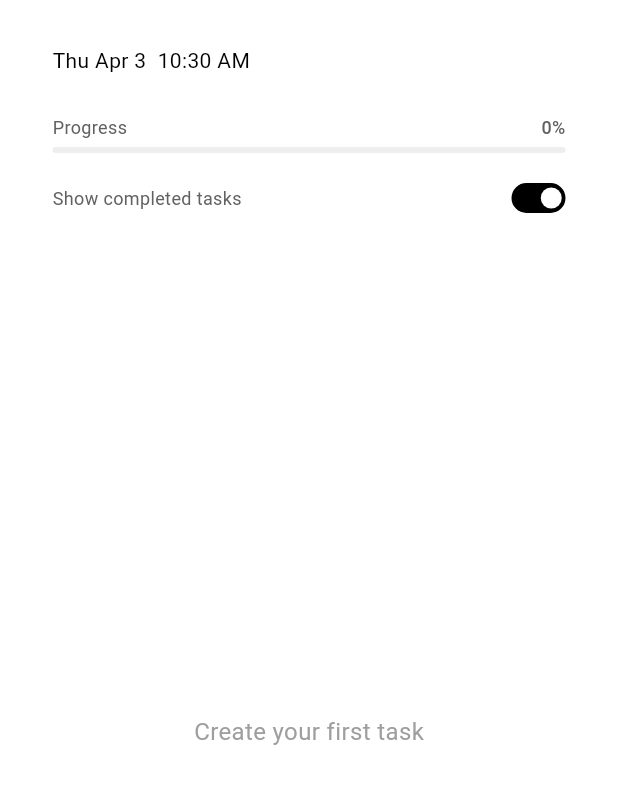
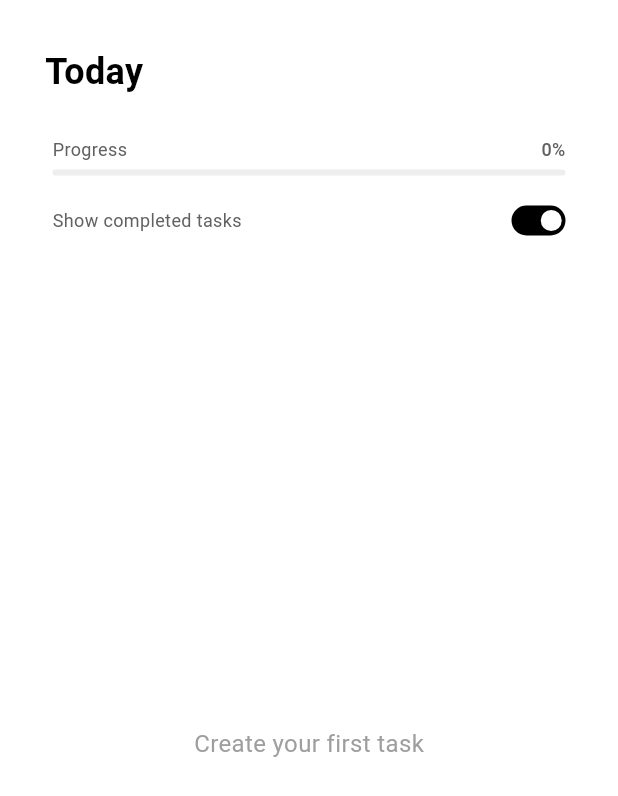
Before and after one commit to phinoda/Nook, a Flutter app: the screen it shows after launch, on a phone screen of 412 x 824 dp. Shown: the top 796 px of the screen. Run offline on Flutter 3.47's test engine with Material 3 defaults, Android fonts, the phone set to English and light mode, and no system bars; our stand-ins replace shared_preferences.

Commit message:
main todo done

```diff
--- a/lib/main.dart
+++ b/lib/main.dart
@@ -1,4 +1,5 @@
 import 'package:flutter/material.dart';
+import 'widgets/sidebar.dart'; // Sidebar widget is implemented in lib/widgets/sidebar.dart
 import 'package:flutter/services.dart';
 import 'dart:ui' as ui;
 import 'dart:async';
@@ -68,6 +69,7 @@ class MyApp extends StatelessWidget {
         textSelectionTheme: TextSelectionThemeData(
           cursorColor: Colors.black,
           selectionHandleColor: Colors.transparent,
+          selectionColor: Color(0xFFF5D478),
         ),
         // Override all button styles to remove highlight effects
         buttonTheme: ButtonThemeData(
@@ -161,11 +163,14 @@ class MyHomePage extends StatefulWidget {
 }
 
 class _MyHomePageState extends State<MyHomePage> {
-  String _dateTime = '';
-  Timer? _timer;
+
   static const platform = MethodChannel('com.example.nook/window');
   final TextEditingController _taskController = TextEditingController();
   final FocusNode _taskFocusNode = FocusNode();
+  String _listTitle = 'Today'; // Default title for the current list
+  bool _isEditingTitle = false;
+  final TextEditingController _titleController = TextEditingController();
+  final FocusNode _titleFocusNode = FocusNode();
 
   // Task management state
   List<Task> _tasks = [];
@@ -187,9 +192,24 @@ class _MyHomePageState extends State<MyHomePage> {
   @override
   void initState() {
     super.initState();
-    _updateDateTime();
-    _timer = Timer.periodic(Duration(seconds: 1), (timer) {
-      _updateDateTime();
+
+
+    // Update list title when editing is complete
+    _titleFocusNode.addListener(() {
+      if (!_titleFocusNode.hasFocus && _isEditingTitle) {
+        final trimmed = _titleController.text.trim();
+        if (trimmed.isNotEmpty && trimmed != _listTitle) {
+          setState(() {
+            _listTitle = trimmed;
+            _isEditingTitle = false;
+          });
+          _saveListTitle();
+        } else {
+          setState(() {
+            _isEditingTitle = false;
+          });
+        }
+      }
     });
 
     // Configure focus node to minimize highlight effect
@@ -202,29 +222,21 @@ class _MyHomePageState extends State<MyHomePage> {
       }
     });
 
-    // Load saved tasks
-    _loadTasks();
+    _loadListTitle(); // Load list title from SharedPreferences
+    _titleController.text = _listTitle;
+    _loadTasks(); // Load saved tasks
     _loadTaskIndentation(); // Load task indentation levels
   }
 
   @override
   void dispose() {
-    _timer?.cancel();
+
     _taskController.dispose();
     _taskFocusNode.dispose();
     super.dispose();
   }
 
-  void _updateDateTime() {
-    final now = DateTime.now();
-    final dayFormat = DateFormat('EEE'); // Day of week (Sun)
-    final dateFormat = DateFormat('MMM d'); // Month and day (Mar 16)
-    final timeFormat = DateFormat('h:mm a'); // Hour and minute (3:07 a.m.)
 
-    setState(() {
-      _dateTime = '${dayFormat.format(now)} ${dateFormat.format(now)}  ${timeFormat.format(now)}';
-    });
-  }
 
   // Methods to control window visibility from Flutter if needed
   Future<void> hideWindow() async {
@@ -242,6 +254,22 @@ class _MyHomePageState extends State<MyHomePage> {
       print("Failed to show window: ${e.message}");
     }
   }
+
+  // Save list title to SharedPreferences
+Future<void> _saveListTitle() async {
+  final prefs = await SharedPreferences.getInstance();
+  await prefs.setString('list_title', _listTitle);
+}
+
+Future<void> _loadListTitle() async {
+  final prefs = await SharedPreferences.getInstance();
+  final savedTitle = prefs.getString('list_title');
+  if (savedTitle != null && savedTitle.trim().isNotEmpty) {
+    setState(() {
+      _listTitle = savedTitle.trim();
+    });
+  }
+}
 
   // Save tasks to SharedPreferences
   Future<void> _saveTasks() async {
@@ -766,19 +794,62 @@ class _MyHomePageState extends State<MyHomePage> {
                   mainAxisAlignment: MainAxisAlignment.start,
                   crossAxisAlignment: CrossAxisAlignment.stretch,
                   children: <Widget>[
-                    // Time display - Left aligned with white background and black text
-                    Container(
-                      width: double.infinity,
-                      padding: EdgeInsets.symmetric(vertical: 20, horizontal: 25),
-                      child: Text(
-                        _dateTime,
-                        style: TextStyle(
-                          fontSize: 14,
-                          fontWeight: FontWeight.w400,
-                          height: 1.5,
-                          color: Colors.black,
+
+
+                    Padding(
+                      padding: const EdgeInsets.symmetric(horizontal: 20, vertical: 20),
+                      child: SizedBox(
+                        height: 36,
+                        child: Align(
+                          alignment: Alignment.centerLeft,
+                          child: _isEditingTitle
+                              ? TextField(
+                                  controller: _titleController,
+                                  selectionControls: MinimalTextSelectionControls(),
+                                  selectionHeightStyle: BoxHeightStyle.tight,
+                                  selectionWidthStyle: BoxWidthStyle.tight,
+                                  focusNode: _titleFocusNode,
+                                  autofocus: true,
+                                  style: TextStyle(
+                                    fontSize: 24,
+                                    fontWeight: FontWeight.bold,
+                                    color: Colors.black,
+                                    height: 1.0,
+                                  ),
+                                  decoration: InputDecoration(
+                                    border: InputBorder.none,
+                                    isDense: true,
+                                    contentPadding: EdgeInsets.zero,
+                                    isCollapsed: true,
+                                  ),
+                                  onSubmitted: (value) {
+                                    setState(() {
+                                      _listTitle = value;
+                                      _isEditingTitle = false;
+                                    });
+                                  },
+                                )
+                              : GestureDetector(
+                                  onTap: () {
+                                    setState(() {
+                                      _isEditingTitle = true;
+                                      _titleController.text = _listTitle;
+                                    });
+                                    WidgetsBinding.instance.addPostFrameCallback((_) {
+                                      _titleFocusNode.requestFocus();
+                                    });
+                                  },
+                                  child: Text(
+                                    _listTitle,
+                                    style: TextStyle(
+                                      fontSize: 24,
+                                      fontWeight: FontWeight.bold,
+                                      color: Colors.black,
+                                      height: 1.0,
+                                    ),
+                                  ),
+                                ),
                         ),
-                        textAlign: TextAlign.left,
                       ),
                     ),
 
@@ -837,7 +908,7 @@ class _MyHomePageState extends State<MyHomePage> {
                           Row(
                             mainAxisAlignment: MainAxisAlignment.spaceBetween,
                             children: [
-            Text(
+                            Text(
                                 "Show completed tasks",
                                 style: TextStyle(
                                   fontSize: 12,
```
Also changed, not shown: lib/widgets/sidebar.dart (added, +34 -0 lines).
